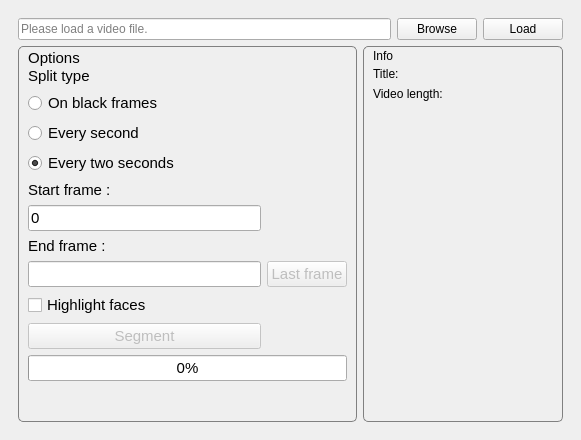
This is segmenter/gui.ui in animeshsahay/icl_video_segmentation as Qt 5 draws it before an edit. The edited form follows.
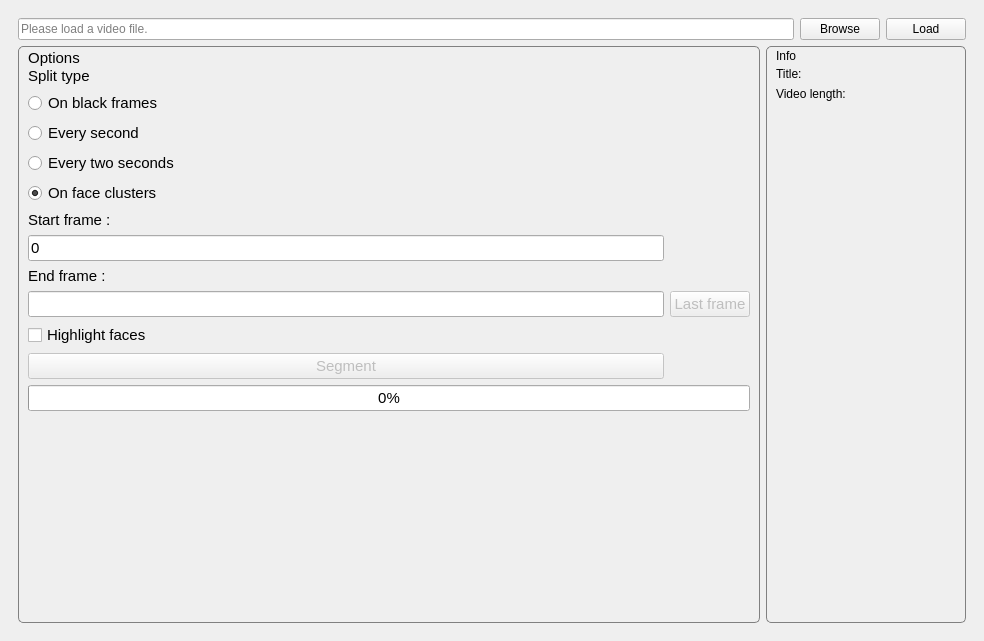
This is the edited form. Custom widgets are drawn as their Qt base class.

Commit message: Added split on face clusters

```diff
--- a/segmenter/gui.ui
+++ b/segmenter/gui.ui
@@ -6,8 +6,8 @@
    <rect>
     <x>0</x>
     <y>0</y>
-    <width>581</width>
-    <height>440</height>
+    <width>984</width>
+    <height>641</height>
    </rect>
   </property>
   <property name="sizePolicy">
@@ -143,34 +143,24 @@
                <property name="topMargin">
                 <number>20</number>
                </property>
-               <item row="9" column="0">
-                <widget class="QPushButton" name="segmentButton">
-                 <property name="enabled">
-                  <bool>false</bool>
-                 </property>
-                 <property name="text">
-                  <string>Segment</string>
-                 </property>
-                </widget>
-               </item>
-               <item row="10" column="0" colspan="2">
-                <widget class="QProgressBar" name="segProgress">
-                 <property name="maximum">
-                  <number>100</number>
-                 </property>
-                 <property name="value">
-                  <number>0</number>
-                 </property>
-                </widget>
-               </item>
-               <item row="2" column="0" colspan="2">
+               <item row="6" column="0">
                 <widget class="QRadioButton" name="everySecondOption">
                  <property name="text">
                   <string>Every second</string>
                  </property>
                 </widget>
                </item>
-               <item row="5" column="0">
+               <item row="7" column="0">
+                <widget class="QRadioButton" name="everyTwoSecondsOption">
+                 <property name="text">
+                  <string>Every two seconds</string>
+                 </property>
+                 <property name="checked">
+                  <bool>false</bool>
+                 </property>
+                </widget>
+               </item>
+               <item row="10" column="0">
                 <widget class="QLineEdit" name="startFrame">
                  <property name="cursor">
                   <cursorShape>IBeamCursor</cursorShape>
@@ -180,7 +170,41 @@
                  </property>
                 </widget>
                </item>
-               <item row="7" column="1">
+               <item row="15" column="0" colspan="2">
+                <widget class="QProgressBar" name="segProgress">
+                 <property name="maximum">
+                  <number>100</number>
+                 </property>
+                 <property name="value">
+                  <number>0</number>
+                 </property>
+                </widget>
+               </item>
+               <item row="14" column="0">
+                <widget class="QPushButton" name="segmentButton">
+                 <property name="enabled">
+                  <bool>false</bool>
+                 </property>
+                 <property name="text">
+                  <string>Segment</string>
+                 </property>
+                </widget>
+               </item>
+               <item row="16" column="0" colspan="2">
+                <widget class="QLabel" name="barState">
+                 <property name="text">
+                  <string/>
+                 </property>
+                </widget>
+               </item>
+               <item row="13" column="0" colspan="2">
+                <widget class="QCheckBox" name="highlightFacesOption">
+                 <property name="text">
+                  <string>Highlight faces</string>
+                 </property>
+                </widget>
+               </item>
+               <item row="12" column="1">
                 <widget class="QPushButton" name="lastFrameButton">
                  <property name="enabled">
                   <bool>false</bool>
@@ -193,44 +217,13 @@
                  </property>
                 </widget>
                </item>
-               <item row="8" column="0" colspan="2">
-                <widget class="QCheckBox" name="highlightFacesOption">
-                 <property name="text">
-                  <string>Highlight faces</string>
-                 </property>
-                </widget>
-               </item>
-               <item row="11" column="0" colspan="2">
-                <widget class="QLabel" name="barState">
-                 <property name="text">
-                  <string/>
-                 </property>
-                </widget>
-               </item>
-               <item row="3" column="0" colspan="2">
-                <widget class="QRadioButton" name="everyTwoSecondsOption">
-                 <property name="text">
-                  <string>Every two seconds</string>
-                 </property>
-                 <property name="checked">
-                  <bool>true</bool>
-                 </property>
-                </widget>
-               </item>
-               <item row="4" column="0">
+               <item row="9" column="0">
                 <widget class="QLabel" name="label_2">
                  <property name="text">
                   <string>Start frame : </string>
                  </property>
                 </widget>
                </item>
-               <item row="0" column="0">
-                <widget class="QLabel" name="label">
-                 <property name="text">
-                  <string>Split type</string>
-                 </property>
-                </widget>
-               </item>
                <item row="1" column="0" colspan="2">
                 <widget class="QRadioButton" name="blackFramesOption">
                  <property name="text">
@@ -238,21 +231,28 @@
                  </property>
                 </widget>
                </item>
-               <item row="6" column="0">
+               <item row="0" column="0">
+                <widget class="QLabel" name="label">
+                 <property name="text">
+                  <string>Split type</string>
+                 </property>
+                </widget>
+               </item>
+               <item row="11" column="0">
                 <widget class="QLabel" name="label_3">
                  <property name="text">
                   <string>End frame : </string>
                  </property>
                 </widget>
                </item>
-               <item row="7" column="0">
+               <item row="12" column="0">
                 <widget class="QLineEdit" name="endFrame">
                  <property name="text">
                   <string/>
                  </property>
                 </widget>
                </item>
-               <item row="12" column="0" colspan="2">
+               <item row="17" column="0" colspan="2">
                 <spacer name="verticalSpacer_3">
                  <property name="orientation">
                   <enum>Qt::Vertical</enum>
@@ -265,6 +265,16 @@
                  </property>
                 </spacer>
                </item>
+               <item row="8" column="0">
+                <widget class="QRadioButton" name="onFaceClustersOption">
+                 <property name="text">
+                  <string>On face clusters</string>
+                 </property>
+                 <property name="checked">
+                  <bool>true</bool>
+                 </property>
+                </widget>
+               </item>
               </layout>
              </widget>
             </item>
@@ -399,7 +409,7 @@
               </property>
               <layout class="QGridLayout" name="gridLayout_4">
                <item row="0" column="0">
-                <widget class="Phonon::VideoPlayer" name="videoPlayer" native="true">
+                <widget class="Phonon::VideoPlayer" name="videoPlayer">
                  <property name="minimumSize">
                   <size>
                    <width>0</width>
```
Left out of the diff: 2 changed lines with no effect on the pictures. The commit also changes 4 other files.
